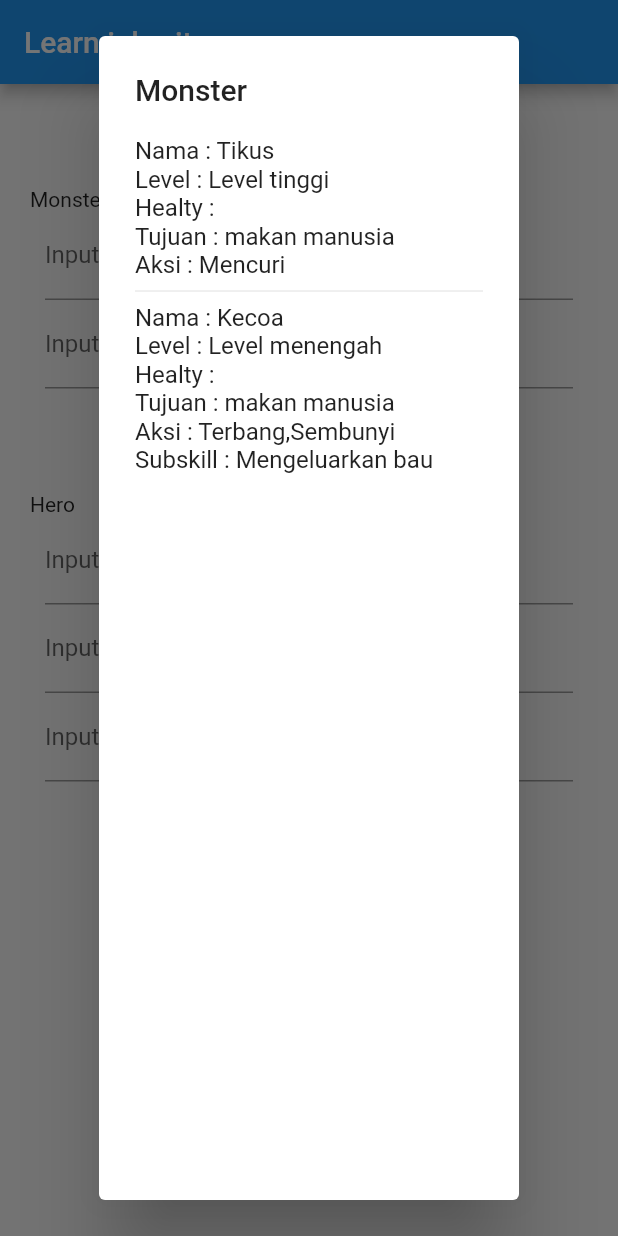
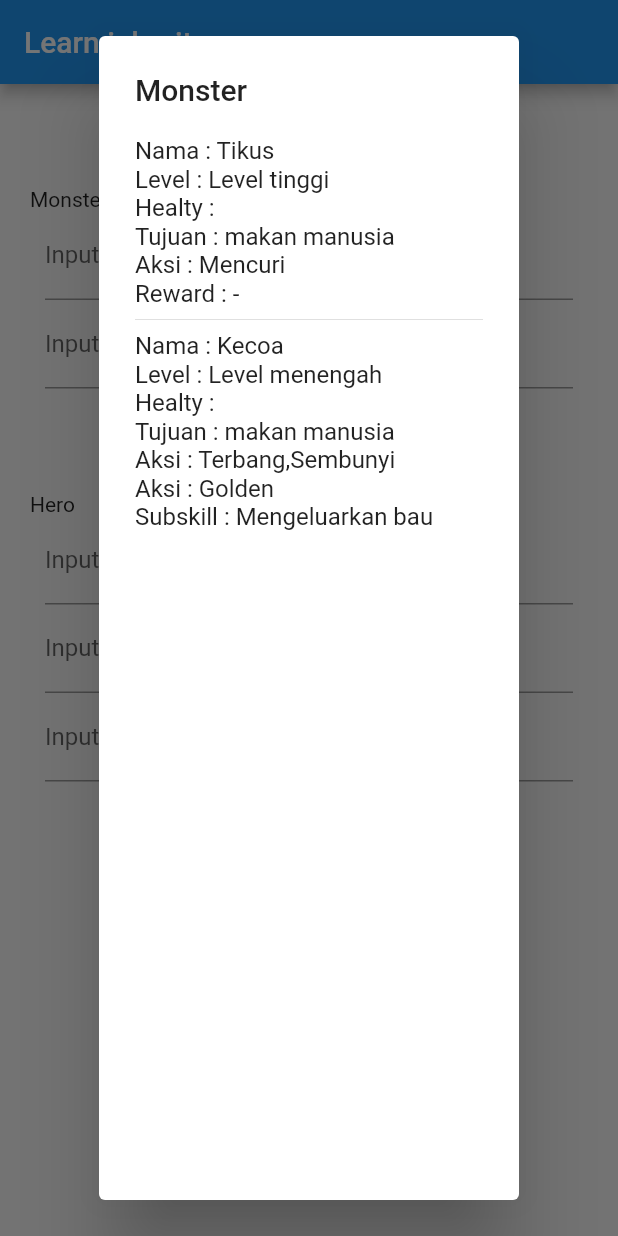
Before and after one commit to fahmi54321/learn_inheritance, a Flutter app: the screen it shows after launch, after a tap on "Cek Monster", on a phone screen of 412 x 824 dp. Run offline on Flutter 3.47's test engine with Material 2 defaults, Android fonts, the phone set to English and light mode, and no system bars.

Commit message:
implement mixin class

```diff
--- a/lib/home.dart
+++ b/lib/home.dart
@@ -136,6 +136,9 @@ class _HomeState extends State<Home> {
                                         Text(
                                           'Aksi : ${monster.skill()}',
                                         ),
+                                        (monster is MonsterKecoa) ? Text(
+                                          'Aksi : ${monster.reward()}',
+                                        ) : Text('Reward : -'),
                                         (monster is MonsterKecoa)
                                             ? Text(
                                                 'Subskill : ${monster.subSkill()}',
@@ -188,6 +191,9 @@ class _HomeState extends State<Home> {
                                         Text(
                                           'Aksi : ${hero.skill()}',
                                         ),
+                                        (hero is HeroPersia) ? Text(
+                                          'Reward : ${hero.reward()}',
+                                        ) : Text('Reward : -'),
                                         (hero is HeroPersia)
                                             ? Text(
                                                 'Subskill : ${hero.subSkillPersian()}',
--- a/lib/home_state.dart
+++ b/lib/home_state.dart
@@ -26,7 +26,7 @@ class HomeState extends ChangeNotifier {
 
     listHero.add(heroViking);
     listHero.add(heroPersia);
-    listHero.add(heroPerkings); // todo 5 tambah list hero (finish)
+    listHero.add(heroPerkings);
 
     notifyListeners();
   }
--- a/lib/karakter/hero/hero_persian.dart
+++ b/lib/karakter/hero/hero_persian.dart
@@ -1,13 +1,14 @@
 import 'package:learn_inheritance/karakter/hero.dart';
 import 'package:learn_inheritance/karakter/interface.dart';
+import 'package:learn_inheritance/karakter/mixin/reward_karakter.dart';
+
+/// todo 3 (finish)
+/// karakter ini mendapatkan reward, maka perlu tambahan with
+/// didalam class ini
+/// penambahan with harus sebelum dari keyword implements
 
 
-/// todo 3 (next hero_perkings)
-/// Nah hero persia ini memakai interface dari subskill
-/// sebab hero ini memiliki subskill
-/// dengan cara bantuan keywoard implement
-
-class HeroPersia extends HeroKarakter implements SubSkill{
+class HeroPersia extends HeroKarakter with RewardKarakter implements SubSkill{
   @override
   String get nama => 'Persians';
 
@@ -30,4 +31,12 @@ class HeroPersia extends HeroKarakter implements SubSkill{
   String subSkillPersian() {
     return 'Bermain Pedang';
   }
+
+
+  // mixin
+  @override
+  String reward() {
+    return super.reward();
+  }
+
 }
--- a/lib/karakter/interface.dart
+++ b/lib/karakter/interface.dart
@@ -1,7 +1,3 @@
-
-/// todo 2 (next hero_persia)
-/// agar subkill di hero persian bisa di pakai class lain
-/// maka dibuatkan interface dengan bantuan abstract class
 
 abstract class SubSkill{
   String subSkillPersian(){
--- /dev/null
+++ b/lib/karakter/mixin/reward_karakter.dart
@@ -0,0 +1,10 @@
+
+/// todo 1 (next monster kecoa dan hero persian)
+/// class mixin ini berisi penghargaan dan hukuman untuk karakter
+/// nah untuk method didalmnya gak harus semua di implement
+/// bisa dipakai sesuai kebutuhan
+
+mixin RewardKarakter{
+  String reward()=>'Golden';
+  String penalty()=>'Hukuman';
+}
--- a/lib/karakter/monster/monster_kecoa.dart
+++ b/lib/karakter/monster/monster_kecoa.dart
@@ -1,7 +1,12 @@
+import 'package:learn_inheritance/karakter/mixin/reward_karakter.dart';
 import 'package:learn_inheritance/karakter/monster.dart';
 
 
-class MonsterKecoa extends MonsterKarakter{
+/// todo 2 (next hero_persian)
+/// karakter ini mendapatkan reward, maka perlu tambahan with
+/// didalam class ini
+
+class MonsterKecoa extends MonsterKarakter with RewardKarakter{
 
   @override
   String get nama => 'Kecoa';
@@ -21,4 +26,10 @@ class MonsterKecoa extends MonsterKarakter{
     return 'Level menengah';
   }
 
+  // mixin
+  @override
+  String reward() {
+    return super.reward();
+  }
+
 }
```
Also changed, not shown: lib/karakter/hero/hero_perkings.dart (+0 -11 lines).
